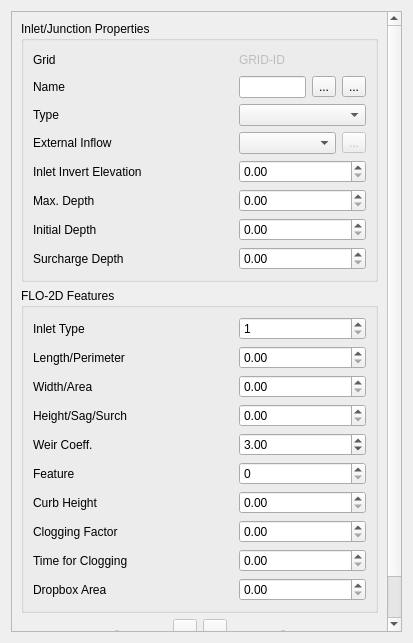
This is flo2d/ui/inlet_attributes.ui in FLO-2DSoftware/qgis-flo-2d-plugin as Qt 5 draws it before an edit. The edited form follows.
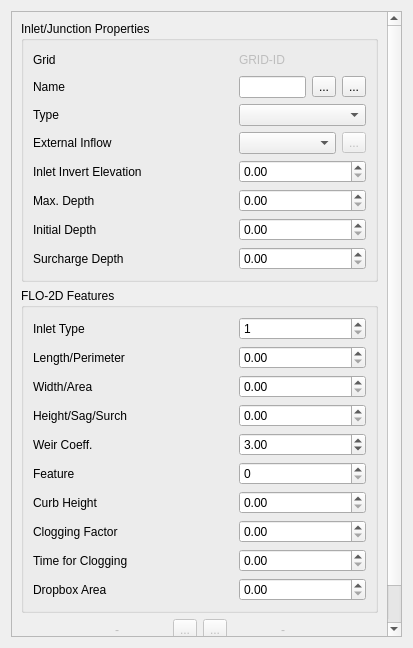
This is the edited form. Icons and pictures are not drawn.

What changed in the file:
```diff
--- a/flo2d/ui/inlet_attributes.ui
+++ b/flo2d/ui/inlet_attributes.ui
@@ -7,7 +7,7 @@
     <x>0</x>
     <y>0</y>
     <width>413</width>
-    <height>643</height>
+    <height>648</height>
    </rect>
   </property>
   <property name="windowTitle">
@@ -23,9 +23,9 @@
       <property name="geometry">
        <rect>
         <x>0</x>
-        <y>-78</y>
-        <width>374</width>
-        <height>680</height>
+        <y>0</y>
+        <width>393</width>
+        <height>628</height>
        </rect>
       </property>
       <layout class="QGridLayout" name="gridLayout_5">
```
